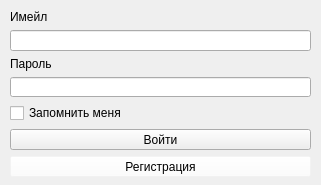
Before: the Qt Designer form ui_components/login.ui in Klukvas/diplom-job-search, drawn with Qt 5.
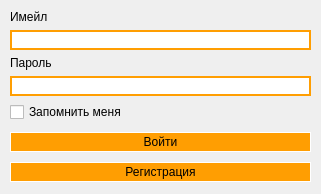
After: the same form once the commit is applied.

```diff
--- a/ui_components/login.ui
+++ b/ui_components/login.ui
@@ -7,7 +7,7 @@
     <x>0</x>
     <y>0</y>
     <width>321</width>
-    <height>185</height>
+    <height>194</height>
    </rect>
   </property>
   <property name="minimumSize">
@@ -19,20 +19,33 @@
   <property name="maximumSize">
    <size>
     <width>321</width>
-    <height>185</height>
+    <height>194</height>
    </size>
   </property>
   <property name="windowTitle">
    <string>MainWindow</string>
   </property>
+  <property name="styleSheet">
+   <string notr="true">font-size: 12px</string>
+  </property>
   <widget class="QWidget" name="centralwidget">
+   <property name="styleSheet">
+    <string notr="true">background-color: black;
+color: white;
+QLablel{
+	background-color: rgb(255, 255, 255);
+};
+QLineEdit{
+	background-color: rgb(255, 255, 255);
+}</string>
+   </property>
    <widget class="QWidget" name="verticalLayoutWidget">
     <property name="geometry">
      <rect>
       <x>10</x>
       <y>10</y>
       <width>301</width>
-      <height>167</height>
+      <height>172</height>
      </rect>
     </property>
     <layout class="QVBoxLayout" name="verticalLayout">
@@ -44,7 +57,13 @@
       </widget>
      </item>
      <item>
-      <widget class="QLineEdit" name="log_email"/>
+      <widget class="QLineEdit" name="log_email">
+       <property name="styleSheet">
+        <string notr="true">background-color: rgb(255, 255, 255);
+border: 2px solid rgb(255, 158, 2);
+color: rgb(0, 0, 0)</string>
+       </property>
+      </widget>
      </item>
      <item>
       <widget class="QLabel" name="l_pass">
@@ -54,7 +73,16 @@
       </widget>
      </item>
      <item>
-      <widget class="QLineEdit" name="log_pass"/>
+      <widget class="QLineEdit" name="log_pass">
+       <property name="styleSheet">
+        <string notr="true">background-color: rgb(255, 255, 255);
+border: 2px solid rgb(255, 158, 2);
+color: rgb(0, 0, 0)</string>
+       </property>
+       <property name="echoMode">
+        <enum>QLineEdit::Password</enum>
+       </property>
+      </widget>
      </item>
      <item>
       <widget class="QCheckBox" name="remember">
@@ -65,6 +93,13 @@
      </item>
      <item>
       <widget class="QPushButton" name="login">
+       <property name="styleSheet">
+        <string notr="true">background-color: rgb(255, 158, 2);
+margin-top:4px;
+padding:2px 2px 2px 2px;
+border: 1px solid rgb(255, 255, 255);
+color: rgb(0, 0, 0)</string>
+       </property>
        <property name="text">
         <string>Войти</string>
        </property>
@@ -73,7 +108,11 @@
      <item>
       <widget class="QPushButton" name="go_login_2">
        <property name="styleSheet">
-        <string notr="true">background-color: rgba(255, 255, 255, 10);</string>
+        <string notr="true">background-color: rgb(255, 158, 2);
+margin-top:4px;
+padding:2px 2px 2px 2px;
+border: 1px solid rgb(255, 255, 255);
+color: rgb(0, 0, 0)</string>
        </property>
        <property name="text">
         <string>Регистрация</string>
```
